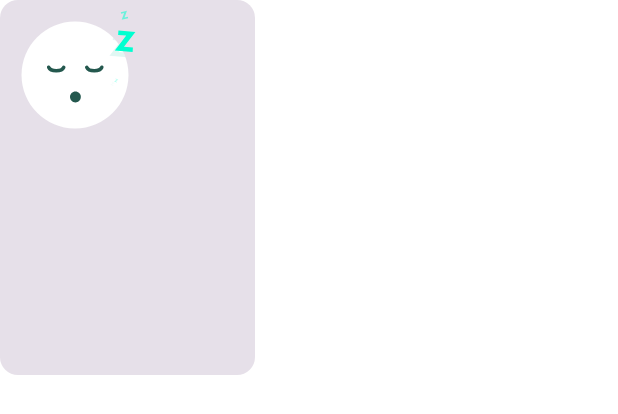
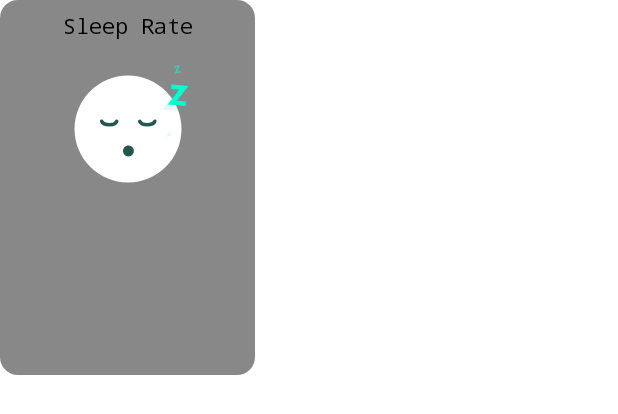
Before and after one commit to vipin-27924/Med-Gemma, an Android app built with Jetpack Compose: the @Preview function SleepRateCardPreview, on a phone screen of 412 x 824 dp. Shown: the top 414 px of the screen. Run offline under Robolectric (Android 15) with nearby library versions, the phone set to English and light mode, and no system bars.

Commit message:
second commit

```diff
--- a/app/build.gradle.kts
+++ b/app/build.gradle.kts
@@ -40,8 +40,8 @@ android {
 }
 
 dependencies {
-    implementation("com.airbnb.android:lottie-compose:6.3.0")
-    implementation("com.airbnb.android:lottie:6.3.0")
+    implementation("com.airbnb.android:lottie-compose:6.6.10")
+    implementation("com.airbnb.android:lottie:6.6.10")
     implementation("io.coil-kt.coil3:coil-compose:3.3.0")
     implementation("androidx.health.connect:connect-client:1.1.0")
     implementation(libs.androidx.core.ktx)
--- a/app/src/main/java/com/example/medgemma/ui/Screens/home/homeComponents/sleep_rate_card.kt
+++ b/app/src/main/java/com/example/medgemma/ui/Screens/home/homeComponents/sleep_rate_card.kt
@@ -1,17 +1,25 @@
 package com.example.medgemma.ui.Screens.home.homeComponents
 
+import androidx.compose.foundation.layout.Row
+import androidx.compose.foundation.layout.fillMaxWidth
 import androidx.compose.foundation.layout.height
+import androidx.compose.foundation.layout.padding
 import androidx.compose.foundation.layout.size
 import androidx.compose.foundation.layout.width
 import androidx.compose.material3.Card
+import androidx.compose.material3.CardDefaults
+import androidx.compose.material3.Text
 import androidx.compose.runtime.Composable
 import androidx.compose.runtime.LaunchedEffect
 import androidx.compose.runtime.getValue
 import androidx.compose.runtime.setValue
 import androidx.compose.runtime.remember
 import androidx.compose.runtime.rememberCoroutineScope
+import androidx.compose.ui.Alignment
 import androidx.compose.ui.Modifier
+import androidx.compose.ui.graphics.Color
 import androidx.compose.ui.layout.ModifierLocalBeyondBoundsLayout
+import androidx.compose.ui.text.font.FontFamily
 import androidx.compose.ui.tooling.preview.Preview
 import androidx.compose.ui.unit.dp
 import com.airbnb.lottie.compose.LottieAnimation
@@ -45,13 +53,31 @@ fun SleepRateCard(){
         modifier = Modifier
             .height(250.dp)
             .width(170.dp),
+        colors = CardDefaults.cardColors(Color.Gray)
     ){
-        LottieAnimation(
-            composition = composition,
-            progress = { lottieAnimatable.progress },
+        Text(
+            text = "Sleep Rate",
+            color = Color.Black,
+            fontFamily = FontFamily.Monospace,
             modifier = Modifier
-                .size(100.dp)
+                .padding(10.dp)
+                .align(alignment = Alignment.CenterHorizontally)
         )
+        Row(
+            modifier = Modifier
+                .align(alignment = Alignment.CenterHorizontally)
+        ) {
+            LottieAnimation(
+                composition = composition,
+                progress = { lottieAnimatable.progress },
+                modifier = Modifier
+                    .size(100.dp)
+            )
+        }
+
+
+
+
 
     }
 }
```
Also changed, not shown: app/src/main/java/com/example/medgemma/ui/Screens/home/HomeScreen.kt (+16 -2 lines).
